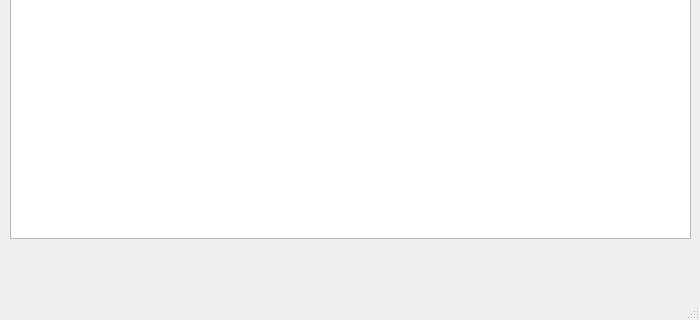
Qt form main.ui (Aleksan0922/Coffee_sir) before a commit; both pictures show x 0 to 700 and y 192 to 512 of the 700 by 512 pixel window.
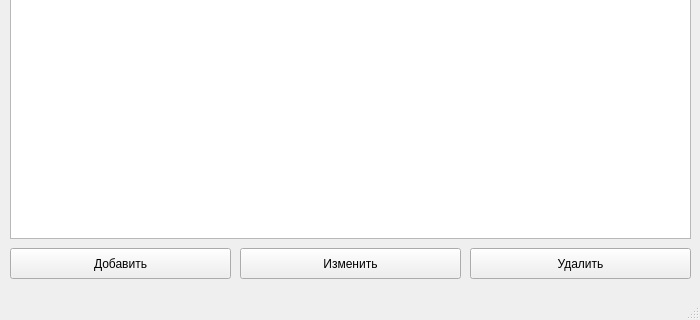
The same form after that commit.

```diff
--- a/main.ui
+++ b/main.ui
@@ -24,6 +24,45 @@
      </rect>
     </property>
    </widget>
+   <widget class="QPushButton" name="addButton">
+    <property name="geometry">
+     <rect>
+      <x>10</x>
+      <y>440</y>
+      <width>221</width>
+      <height>31</height>
+     </rect>
+    </property>
+    <property name="text">
+     <string>Добавить</string>
+    </property>
+   </widget>
+   <widget class="QPushButton" name="editButton">
+    <property name="geometry">
+     <rect>
+      <x>240</x>
+      <y>440</y>
+      <width>221</width>
+      <height>31</height>
+     </rect>
+    </property>
+    <property name="text">
+     <string>Изменить</string>
+    </property>
+   </widget>
+   <widget class="QPushButton" name="delButton">
+    <property name="geometry">
+     <rect>
+      <x>470</x>
+      <y>440</y>
+      <width>221</width>
+      <height>31</height>
+     </rect>
+    </property>
+    <property name="text">
+     <string>Удалить</string>
+    </property>
+   </widget>
   </widget>
   <widget class="QMenuBar" name="menubar">
    <property name="geometry">
```
